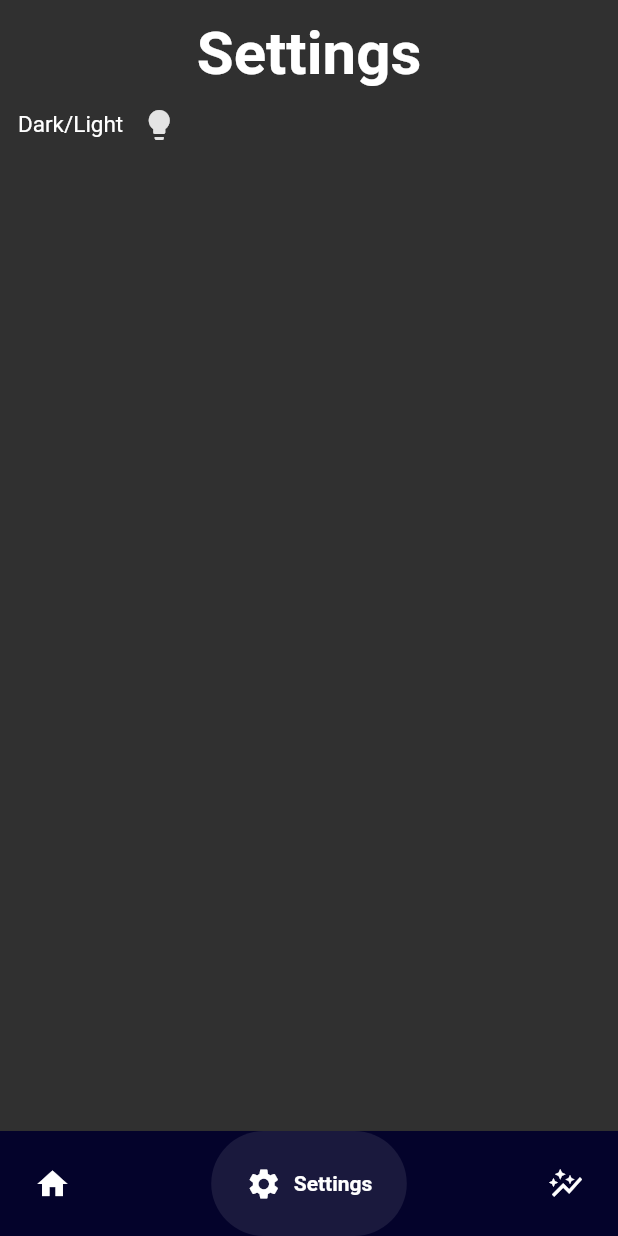
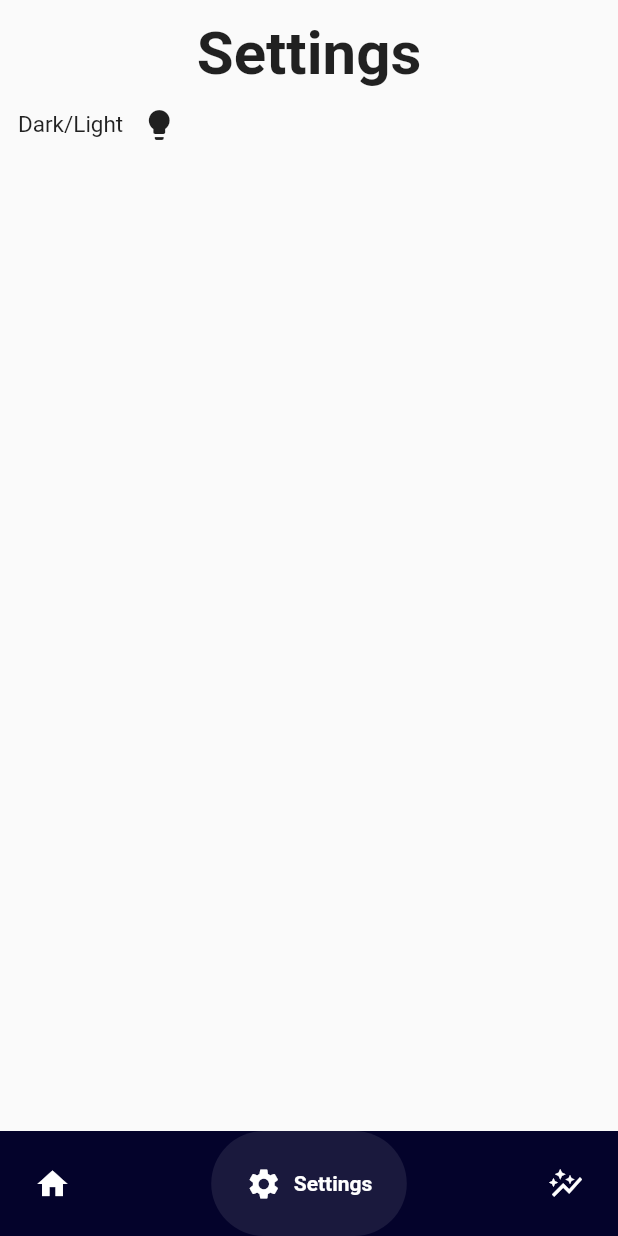
Before and after one commit to Spades13/Flutter_TM, a Flutter app: the screen it shows after launch, item 2 of the bottom bar chosen, on a phone screen of 412 x 824 dp. Run offline on Flutter 3.47's test engine with Material 2 defaults, Android fonts, the light colour scheme and no system bars; drawn by our look-alikes of google_nav_bar; missing offline and left inert: app_usage, usage_stats.

Commit message:
Finished the timer and some work was done for themes

```diff
--- /dev/null
+++ b/tm/lib/globals.dart
@@ -0,0 +1,7 @@
+import 'package:flutter/material.dart';
+
+int study_hour = 0;
+int study_minutes = 0;
+
+Duration study_hour_d = Duration(hours: study_hour);
+Duration study_minutes_d = Duration(minutes: study_minutes);
--- a/tm/lib/main.dart
+++ b/tm/lib/main.dart
@@ -2,23 +2,47 @@ import 'package:flutter/material.dart';
 import "homepage.dart";
 import 'tracking.dart';
 import 'pages/settings.dart';
+import 'theme/theme_manager.dart';
+import 'theme/theme_constants.dart';
 
 void main() {
-  runApp(const MyApp());
+  runApp(MyApp());
 }
 
-class MyApp extends StatelessWidget {
-  const MyApp({Key? key}) : super(key: key);
+ThemeManager _themeManager = ThemeManager();
+
+class MyApp extends StatefulWidget {
+  @override
+  _MyAppState createState() => _MyAppState();
+}
+
+class _MyAppState extends State<MyApp> {
+  @override
+  void dispose() {
+    _themeManager.removeListener(themeListener);
+    super.dispose();
+  }
+
+  @override
+  void initState() {
+    _themeManager.addListener(themeListener);
+    super.initState();
+  }
+
+  themeListener() {
+    if (mounted) {
+      setState(() {});
+    }
+  }
 
   @override
   Widget build(BuildContext context) {
-    return  MaterialApp(
+    return MaterialApp(
       debugShowCheckedModeBanner: false,
       home: HomePage(),
-      theme: ThemeData.light(),
-      darkTheme: ThemeData.dark(),
-      themeMode: ThemeMode.dark,
-
+      theme: lightTheme,
+      darkTheme: darkTheme,
+      themeMode: _themeManager.themeMode,
     );
   }
 }
--- a/tm/lib/startbutton.dart
+++ b/tm/lib/startbutton.dart
@@ -1,6 +1,7 @@
 import 'package:flutter/material.dart';
 //import 'countDown.dart';
 import 'tracking.dart';
+import 'timer.dart';
 
 class Startbutton extends StatelessWidget {
   const Startbutton({Key? key}) : super(key: key);
--- /dev/null
+++ b/tm/lib/theme/theme_constants.dart
@@ -0,0 +1,5 @@
+import 'package:flutter/material.dart';
+
+ThemeData darkTheme = ThemeData(brightness: Brightness.dark);
+
+ThemeData lightTheme = ThemeData(brightness: Brightness.light);
--- /dev/null
+++ b/tm/lib/theme_constants.dart
@@ -0,0 +1,5 @@
+import 'package:flutter/material.dart';
+
+ThemeData lightTheme = ThemeData(brightness: Brightness.light);
+
+ThemeData darkTheme = ThemeData(brightness: Brightness.dark);
--- a/tm/lib/tracking.dart
+++ b/tm/lib/tracking.dart
@@ -4,7 +4,8 @@ import 'package:usage_stats/usage_stats.dart';
 //import 'package:permission_handler/permission_handler.dart';
 import 'main.dart';
 import 'package:flutter/services.dart';
-import 'pages/userhomepage.dart';
+import 'pages/userhomepage.dart' as userhomepage;
+import 'globals.dart' as globals;
 
 void main() {
   runApp(Tracking());
@@ -17,7 +18,8 @@ class Tracking extends StatefulWidget {
 
 class _TrackingState extends State<Tracking> with WidgetsBindingObserver {
   late Timer timer;
-  int count_study_seconds = 0;
+  Duration count_study =
+      Duration(hours: globals.study_hour, minutes: globals.study_minutes);
   bool active = true;
 
   @override
@@ -26,9 +28,13 @@ class _TrackingState extends State<Tracking> with WidgetsBindingObserver {
     WidgetsBinding.instance.addObserver(this);
     timer = Timer.periodic(Duration(seconds: 1), (tm) {
       if (active) {
-        setState(() {
-          count_study_seconds -= 1;
-        });
+        if (count_study > Duration(seconds: 0)) {
+          setState(() {
+            count_study -= Duration(seconds: 1);
+          });
+        } else {
+          timer.cancel();
+        }
       }
     });
   }
@@ -76,7 +82,8 @@ class _TrackingState extends State<Tracking> with WidgetsBindingObserver {
       child: Scaffold(
           backgroundColor: Colors.transparent,
           body: Center(
-              child: Text("$count_study_seconds",
+              child: Text(
+                  "${(count_study.inHours).toString().padLeft(2, "0")}:${(count_study.inMinutes % 60).toString().padLeft(2, "0")}:${(count_study.inSeconds % 60).toString().padLeft(2, "0")}",
                   style: TextStyle(
                       color: Color.fromRGBO(234, 245, 132, 12),
                       fontSize: 60,
```
Also changed, not shown: tm/lib/pages/settings.dart (+14 -20 lines), tm/lib/pages/userhomepage.dart (+4 -3 lines), tm/lib/theme/theme_manager.dart (added, +13 -0 lines), tm/lib/timer.dart (added, +66 -0 lines), tm/pubspec.lock, 1 other file.
